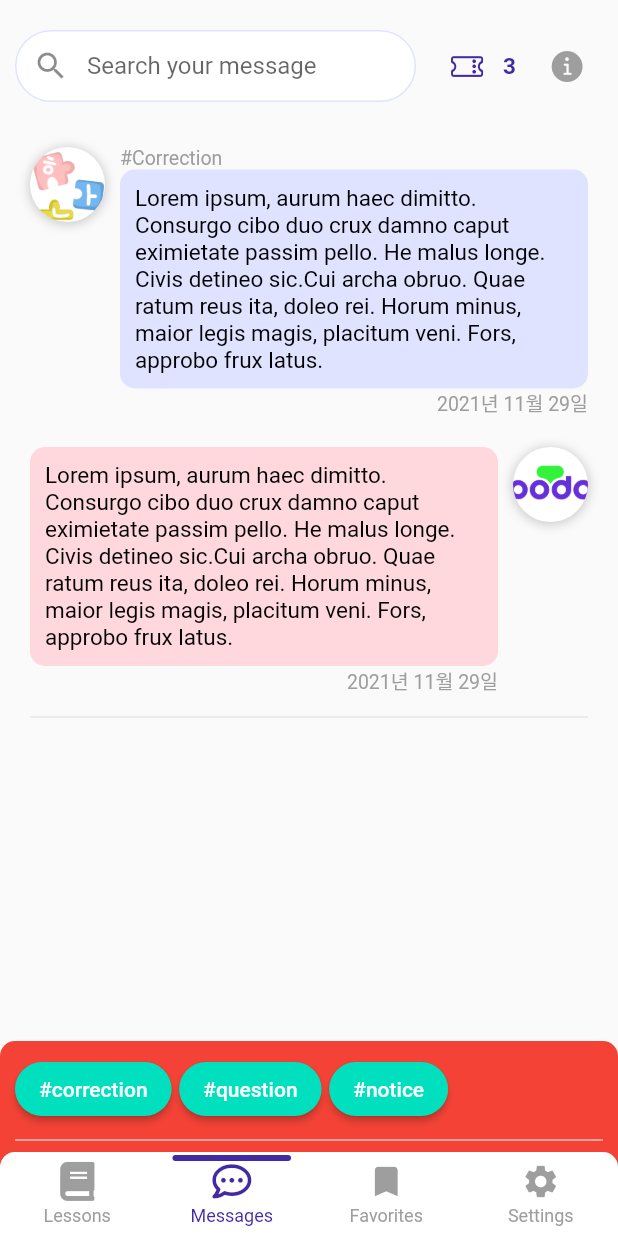
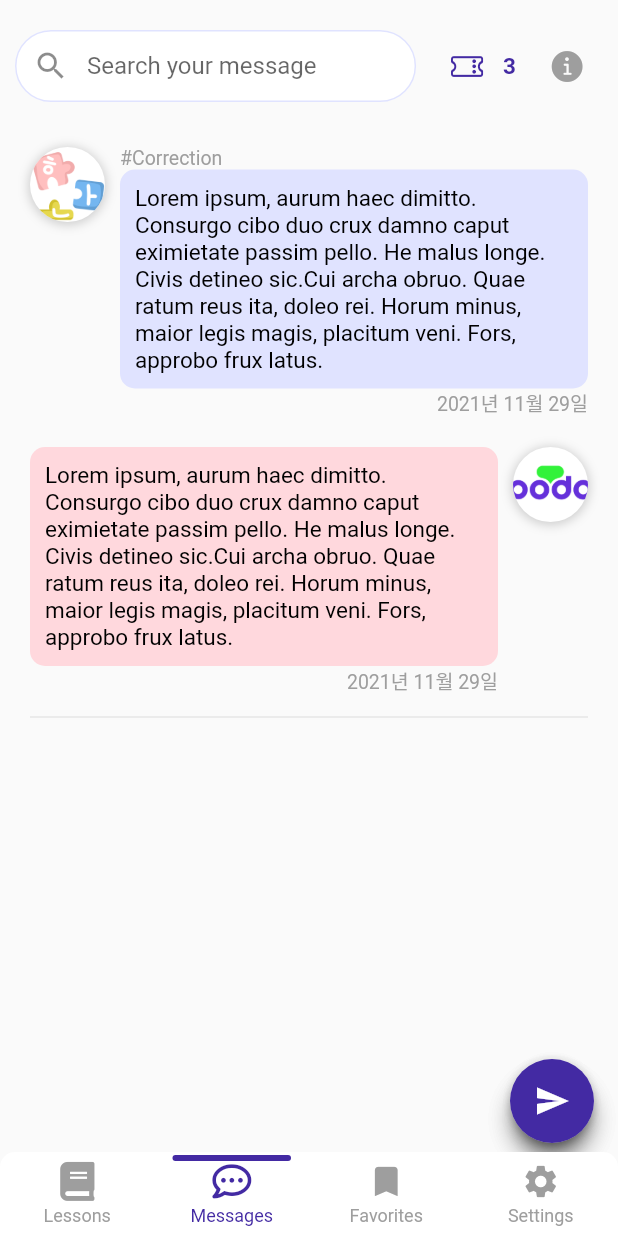
Before and after one commit to kammaii/podo, a Flutter app: the screen it shows after launch, item 2 of the bottom bar chosen, on a phone screen of 412 x 824 dp. Run offline on Flutter 3.47's test engine with Material 2 defaults, Android fonts, the phone set to English and light mode, and no system bars; drawn by our look-alikes of persistent_bottom_nav_bar; our stand-ins replace animated_text_kit, card_swiper, flutter_login, font_awesome_flutter, get, package_info and 1 more.

Commit message:
made expandable fab

```diff
--- /dev/null
+++ b/lib/screens/message/action_button.dart
@@ -0,0 +1,24 @@
+import 'package:flutter/material.dart';
+import 'package:podo/values/my_colors.dart';
+
+class ActionButton extends StatelessWidget {
+  final VoidCallback? onPressed;
+  final Widget icon;
+
+  const ActionButton({Key? key, this.onPressed, required this.icon}) : super(key: key);
+
+  @override
+  Widget build(BuildContext context) {
+    return Material(
+      shape: const CircleBorder(),
+      clipBehavior: Clip.antiAlias,
+      color: MyColors.purple,
+      elevation: 4.0,
+      child: IconButton(
+        color: Colors.white,
+        icon: icon,
+        onPressed: onPressed
+      ),
+    );
+  }
+}
--- /dev/null
+++ b/lib/screens/message/expandable_fab.dart
@@ -0,0 +1,149 @@
+import 'dart:math';
+import 'package:flutter/material.dart';
+import 'package:font_awesome_flutter/font_awesome_flutter.dart';
+import 'package:podo/screens/message/action_button.dart';
+import 'package:podo/values/my_colors.dart';
+
+const Duration _duration = Duration(milliseconds: 300);
+
+class ExpandableFab extends StatefulWidget {
+  final double distance;
+  final List<Widget> children;
+
+  const ExpandableFab({Key? key, required this.distance, required this.children}) : super(key: key);
+
+  @override
+  State<ExpandableFab> createState() => _ExpandableFabState();
+}
+
+class _ExpandableFabState extends State<ExpandableFab> with SingleTickerProviderStateMixin {
+  //애니메이션을 사용할 때 도움을 주는 class
+  bool _open = false;
+  late AnimationController _controller;
+  late Animation<double> _expandAnimation;
+
+  @override
+  void initState() {
+    _controller = AnimationController(
+      value: _open ? 1.0 : 0.0,
+      duration: _duration,
+      vsync: this,
+    );
+    _expandAnimation = CurvedAnimation(
+      parent: _controller,
+      curve: Curves.fastOutSlowIn,
+    );
+    super.initState();
+  }
+
+  @override
+  void dispose() {
+    //메모리 낭비 방지
+    _controller.dispose();
+    super.dispose();
+  }
+
+  @override
+  Widget build(BuildContext context) {
+    return SizedBox.expand(
+      child: Stack(
+        alignment: Alignment.bottomRight,
+        children: [
+          _buildTabToCloseFab(),
+          _buildTabToOpenFab(),
+        ]..insertAll(0, _buildExpandableActionButton()), //리스트에 추가할 때 ..
+      ),
+    );
+  }
+
+  List<_ExpandableActionButton> _buildExpandableActionButton() {
+    List<_ExpandableActionButton> animChildren = [];
+    final int count = widget.children.length;
+    final double gap = 70.0 / (count - 1);
+
+    for (var i = 0, degree = 10.0; i < count; i++, degree += gap) {
+      animChildren.add(_ExpandableActionButton(
+        distance: widget.distance,
+        progress: _expandAnimation,
+        child: widget.children[i],
+        degree: degree,
+      ));
+    }
+    return animChildren;
+  }
+
+  AnimatedContainer _buildTabToOpenFab() {
+    return AnimatedContainer(
+      duration: _duration,
+      transformAlignment: Alignment.center,
+      child: AnimatedOpacity(
+        duration: _duration,
+        opacity: _open ? 0.0 : 1.0,
+        child: FloatingActionButton(
+          backgroundColor: MyColors.purple,
+          child: const Icon(
+            Icons.send,
+            color: Colors.white,
+          ),
+          onPressed: () {
+            toggle();
+          },
+        ),
+      ),
+    );
+  }
+
+  AnimatedContainer _buildTabToCloseFab() {
+    return AnimatedContainer(
+        duration: _duration,
+        transformAlignment: Alignment.center,
+        child: FloatingActionButton(
+          backgroundColor: Colors.white,
+          onPressed: () {
+            toggle();
+          },
+          child: const Icon(
+            Icons.send,
+            color: MyColors.purple,
+          ),
+        ));
+  }
+
+  void toggle() {
+    _open = !_open;
+    setState(() {
+      if (_open) {
+        _controller.forward();
+      } else {
+        _controller.reverse();
+      }
+    });
+  }
+}
+
+class _ExpandableActionButton extends StatelessWidget {
+  final double distance;
+  final double degree;
+  final Animation<double> progress;
+  final Widget child;
+
+  const _ExpandableActionButton(
+      {Key? key, required this.distance, required this.degree, required this.progress, required this.child})
+      : super(key: key);
+
+  @override
+  Widget build(BuildContext context) {
+    return AnimatedBuilder(
+      animation: progress,
+      child: child,
+      builder: (context, _) {
+        final Offset offset = Offset.fromDirection(degree * (pi / 180), progress.value * distance);
+        return Positioned(
+          right: offset.dx + 4,
+          bottom: offset.dy + 4,
+          child: child,
+        );
+      },
+    );
+  }
+}
--- a/lib/screens/message/message_frame.dart
+++ b/lib/screens/message/message_frame.dart
@@ -1,6 +1,9 @@
 import 'package:flutter/cupertino.dart';
 import 'package:flutter/material.dart';
+import 'package:font_awesome_flutter/font_awesome_flutter.dart';
 import 'package:podo/common_widgets/my_widget.dart';
+import 'package:podo/screens/message/action_button.dart';
+import 'package:podo/screens/message/expandable_fab.dart';
 import 'package:podo/values/my_colors.dart';
 import 'package:podo/values/my_strings.dart';
 import 'message.dart';
@@ -30,10 +33,8 @@ class _MessageFrameState extends State<MessageFrame> {
     focusNode = FocusNode();
     controller = TextEditingController();
     msgList = [];
-    msgList.add(Message(
-        true, '#${MyStrings.correction}', MyStrings.lorem, '2021년 11월 29일'));
-    msgList.add(Message(
-        false, '#${MyStrings.correction}', MyStrings.lorem, '2021년 11월 29일'));
+    msgList.add(Message(true, '#${MyStrings.correction}', MyStrings.lorem, '2021년 11월 29일'));
+    msgList.add(Message(false, '#${MyStrings.correction}', MyStrings.lorem, '2021년 11월 29일'));
     msgList.isEmpty ? isInfoClicked = true : isInfoClicked = false;
   }
 
@@ -58,6 +59,23 @@ class _MessageFrameState extends State<MessageFrame> {
 
     return SafeArea(
       child: Scaffold(
+        floatingActionButton: ExpandableFab(
+          distance: 80,
+          children: [
+            ActionButton(
+              onPressed: () {
+                //todo: correction 창 올리기
+              },
+              icon: const Icon(Icons.message_rounded),
+            ),
+            ActionButton(
+              onPressed: () {
+                //todo: question 창 올리기
+              },
+              icon: const Icon(FontAwesomeIcons.question),
+            ),
+          ],
+        ),
         body: Column(
           children: [
             MyWidget().getInfoWidget(infoHeight, MyStrings.messageInfo),
@@ -66,17 +84,17 @@ class _MessageFrameState extends State<MessageFrame> {
               child: Row(
                 children: [
                   Expanded(
-                    child: MyWidget().getSearchWidget(
-                        focusNode, controller, MyStrings.messageSearchHint),
+                    child: MyWidget().getSearchWidget(focusNode, controller, MyStrings.messageSearchHint),
                   ),
                   const SizedBox(width: 10),
                   IconButton(
                     onPressed: () {},
                     icon: const Icon(
-                      CupertinoIcons.ticket, color: MyColors.purple,),
+                      CupertinoIcons.ticket,
+                      color: MyColors.purple,
+                    ),
                   ),
-                  MyWidget().getTextWidget(
-                      '3', 15, MyColors.purple, isBold: true),
+                  MyWidget().getTextWidget('3', 15, MyColors.purple, isBold: true),
                   const SizedBox(width: 10),
                   IconButton(
                     onPressed: () {
@@ -85,7 +103,9 @@ class _MessageFrameState extends State<MessageFrame> {
                       });
                     },
                     icon: Icon(
-                      CupertinoIcons.info_circle_fill, color: infoIconColor,),
+                      CupertinoIcons.info_circle_fill,
+                      color: infoIconColor,
+                    ),
                   ),
                 ],
               ),
@@ -96,9 +116,7 @@ class _MessageFrameState extends State<MessageFrame> {
                 itemCount: msgList.length,
                 itemBuilder: (BuildContext context, int index) {
                   bool isUserMsg = msgList[index].isUserMsg;
-                  String image = isUserMsg
-                      ? 'assets/images/course_hangul.png'
-                      : 'assets/images/logo.png';
+                  String image = isUserMsg ? 'assets/images/course_hangul.png' : 'assets/images/logo.png';
                   String tag = msgList[index].tag;
                   String msg = msgList[index].msg;
                   String date = msgList[index].date;
@@ -106,48 +124,48 @@ class _MessageFrameState extends State<MessageFrame> {
                 },
               ),
             ),
-            AnimatedContainer(
-              duration: const Duration(milliseconds: 500),
-              padding: const EdgeInsets.symmetric(horizontal: 10, vertical: 8),
-              decoration: const BoxDecoration(
-                color: Colors.red,
-                borderRadius: BorderRadius.only(
-                  topLeft: Radius.circular(10),
-                  topRight: Radius.circular(10),
-                ),
-              ),
-              child: Column(
-                children: [
-                  Align(
-                    alignment: Alignment.topLeft,
-                    child: Wrap(
-                      children: [
-                        getTagBtn(MyStrings.tagCorrection, () {
-                          setState(() {
-                            selectedTag = MyStrings.tagCorrection;
-                          });
-                        }),
-                        const SizedBox(width: 5),
-                        getTagBtn(MyStrings.tagQuestion, () {
-                          setState(() {
-                            selectedTag = MyStrings.tagQuestion;
-                          });
-                        }),
-                        const SizedBox(width: 5),
-                        getTagBtn(MyStrings.tagNotice, () {
-                          setState(() {
-                            selectedTag = MyStrings.tagNotice;
-                          });
-                        }),
-                      ],
-                    ),
-                  ),
-                  const Divider(color: Colors.white, height: 20,),
-                  if(selectedTag != null && selectedTag != MyStrings.tagNotice)
-                    getExpandWidget(isPremiumUser, selectedTag!, (){}),
-                ],
-              ),
-            )
+            // AnimatedContainer(
+            //   duration: const Duration(milliseconds: 500),
+            //   padding: const EdgeInsets.symmetric(horizontal: 10, vertical: 8),
+            //   decoration: const BoxDecoration(
+            //     color: Colors.red,
+            //     borderRadius: BorderRadius.only(
+            //       topLeft: Radius.circular(10),
+            //       topRight: Radius.circular(10),
+            //     ),
+            //   ),
+            //   child: Column(
+            //     children: [
+            //       Align(
+            //         alignment: Alignment.topLeft,
+            //         child: Wrap(
+            //           children: [
+            //             getTagBtn(MyStrings.tagCorrection, () {
+            //               setState(() {
+            //                 selectedTag = MyStrings.tagCorrection;
+            //               });
+            //             }),
+            //             const SizedBox(width: 5),
+            //             getTagBtn(MyStrings.tagQuestion, () {
+            //               setState(() {
+            //                 selectedTag = MyStrings.tagQuestion;
+            //               });
+            //             }),
+            //             const SizedBox(width: 5),
+            //             getTagBtn(MyStrings.tagNotice, () {
+            //               setState(() {
+            //                 selectedTag = MyStrings.tagNotice;
+            //               });
+            //             }),
+            //           ],
+            //         ),
+            //       ),
+            //       const Divider(color: Colors.white, height: 20,),
+            //       if(selectedTag != null && selectedTag != MyStrings.tagNotice)
+            //         getExpandWidget(isPremiumUser, selectedTag!, (){}),
+            //     ],
+            //   ),
+            // )
           ],
         ),
       ),
@@ -157,39 +175,38 @@ class _MessageFrameState extends State<MessageFrame> {
   Widget getExpandWidget(bool isPremiumUser, String tag, Function f) {
     String hint = '';
 
-    if(isPremiumUser) {
+    if (isPremiumUser) {
       switch (tag) {
-        case MyStrings.tagCorrection :
+        case MyStrings.tagCorrection:
           hint = MyStrings.correctionHint;
           break;
 
-        case MyStrings.tagQuestion :
+        case MyStrings.tagQuestion:
           hint = MyStrings.questionHint;
           break;
       }
       return Column(
         children: [
-          const Align(
-            alignment: Alignment.topRight,
-            child: Text('0/30')
-          ),
+          const Align(alignment: Alignment.topRight, child: Text('0/30')),
           const SizedBox(height: 5),
           MyWidget().getTextFieldWidget(hint, 15),
           Padding(
             padding: const EdgeInsets.symmetric(vertical: 10),
-            child: MyWidget().getRoundBtnWidget(
-                true, MyStrings.send, MyColors.purple, Colors.white, f()),
+            child: MyWidget().getRoundBtnWidget(true, MyStrings.send, MyColors.purple, Colors.white, f()),
           )
         ],
       );
-
     } else {
       return MyWidget().getRoundBtnWidget(
-        false, MyStrings.podoPremium, MyColors.purple, Colors.white, f(), horizontalPadding: 5,
+        false,
+        MyStrings.podoPremium,
+        MyColors.purple,
+        Colors.white,
+        f(),
+        horizontalPadding: 5,
       );
     }
   }
-
 
   Widget getTagBtn(String text, Function f) {
     return ElevatedButton(
@@ -206,8 +223,7 @@ class _MessageFrameState extends State<MessageFrame> {
     );
   }
 
-  Widget getMsgItem(bool isUserMsg, String image, String tag, String msg,
-      String date) {
+  Widget getMsgItem(bool isUserMsg, String image, String tag, String msg, String date) {
     List<Widget> widgets;
     Color msgColor;
     if (isUserMsg) {
```
